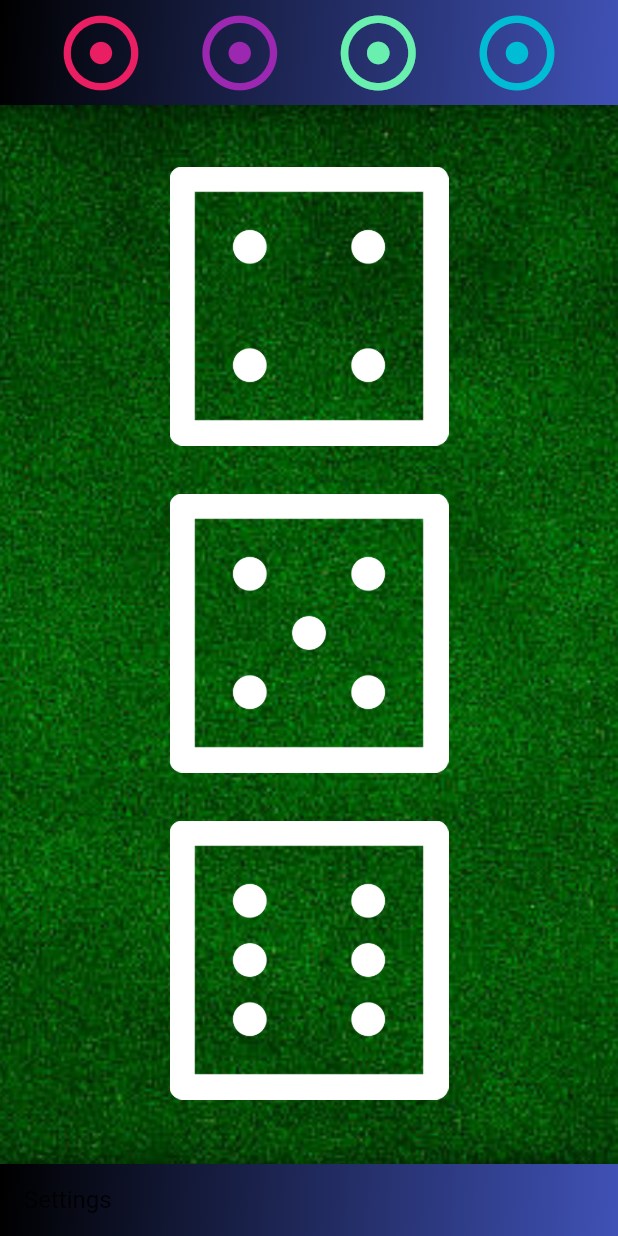
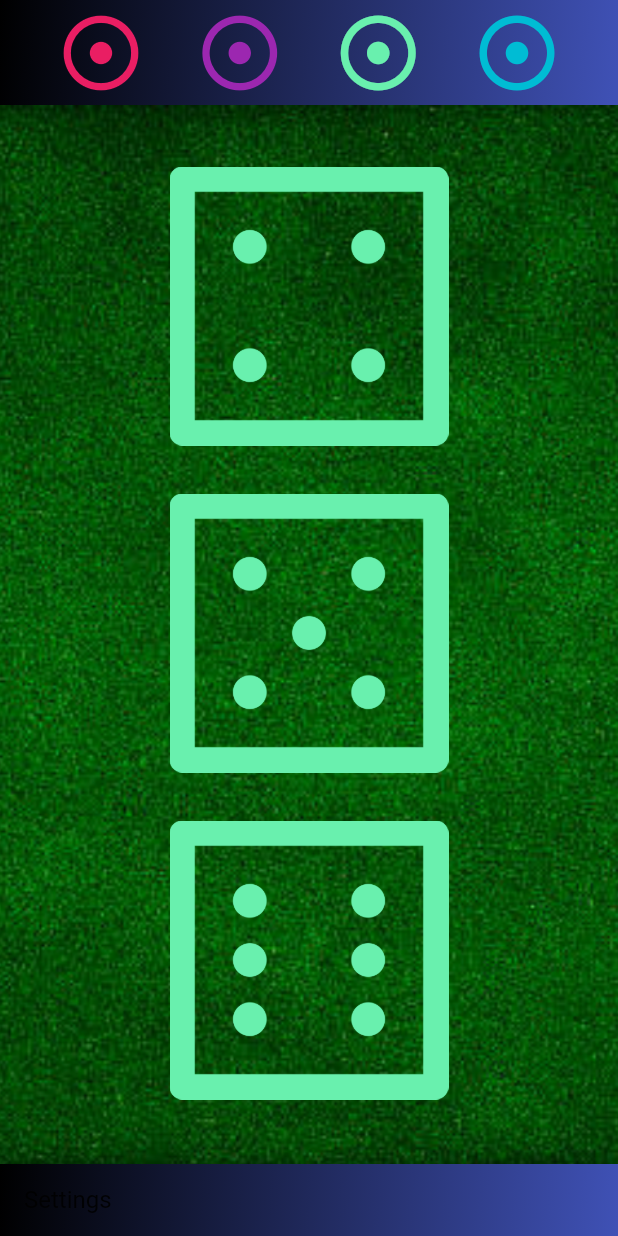
Before and after one commit to gregsantos/ceelo, a Flutter app: the screen it shows after launch, on a phone screen of 412 x 824 dp. Run offline on Flutter 3.47's test engine with Material 2 defaults, Android fonts, the phone set to English and light mode, and no system bars.

Commit message:
Add position color to dice

```diff
--- a/lib/build_dice.dart
+++ b/lib/build_dice.dart
@@ -1,23 +1,43 @@
 import 'package:flutter/material.dart';
 
-List<Widget> buildDice(_die1, _die2, _die3) {
+List<Widget> buildDice(_die1, _die2, _die3, _dicePosition) {
+  ColorSwatch<int> getPositionColor() {
+    if (_dicePosition == 0) {
+      return Colors.pink;
+    } else if (_dicePosition == 1) {
+      return Colors.purple;
+    } else if (_dicePosition == 2) {
+      return Colors.greenAccent;
+    }
+    return Colors.cyan;
+  }
+
   return [
     Expanded(
       child: Padding(
         padding: const EdgeInsets.all(16.0),
-        child: Image.asset('images/dice$_die1.png'),
+        child: Image.asset(
+          'images/dice$_die1.png',
+          color: getPositionColor(),
+        ),
       ),
     ),
     Expanded(
       child: Padding(
         padding: const EdgeInsets.all(16.0),
-        child: Image.asset('images/dice$_die2.png'),
+        child: Image.asset(
+          'images/dice$_die2.png',
+          color: getPositionColor(),
+        ),
       ),
     ),
     Expanded(
       child: Padding(
         padding: const EdgeInsets.all(16.0),
-        child: Image.asset('images/dice$_die3.png'),
+        child: Image.asset(
+          'images/dice$_die3.png',
+          color: getPositionColor(),
+        ),
       ),
     )
   ];
--- a/lib/main.dart
+++ b/lib/main.dart
@@ -1,6 +1,6 @@
 import 'package:flutter/material.dart';
 // import 'dice_page.dart';
-import 'panel_home.dart';
+import 'game_page.dart';
 import 'theme.dart';
 
 void main() => runApp(MyApp());
@@ -11,7 +11,7 @@ class MyApp extends StatelessWidget {
     return MaterialApp(
       title: 'Cee-lo',
       theme: panelTheme,
-      home: PanelHome(),
+      home: GamePage(),
     );
   }
 }
--- a/lib/panel_home.dart
+++ /dev/null
@@ -1,195 +0,0 @@
-// Copyright 2018 The Chromium Authors. All rights reserved.
-// Use of this source code is governed by a BSD-style license that can be
-// found in the LICENSE file.
-
-import 'package:flutter/material.dart';
-import 'package:scoped_model/scoped_model.dart';
-import 'backdrop.dart';
-import 'custom_appbar.dart';
-
-/// tracks what can be displayed in the front panel
-enum FrontPanels { tealPanel, limePanel }
-
-/// Tracks which front panel should be displayed
-class FrontPanelModel extends Model {
-  FrontPanelModel(this._activePanel);
-  FrontPanels _activePanel;
-
-  FrontPanels get activePanelType => _activePanel;
-
-  Widget panelTitle(BuildContext context) {
-    return Container(
-      decoration: new BoxDecoration(
-        gradient: new LinearGradient(
-            colors: [Colors.indigo, Colors.black],
-            begin: Alignment.centerRight,
-            end: new Alignment(-1.0, -1.0)),
-        boxShadow: <BoxShadow>[
-          BoxShadow(
-              color: Colors.black54,
-              blurRadius: 15.0,
-              offset: Offset(0.0, 0.75))
-        ],
-      ),
-      padding: EdgeInsetsDirectional.only(start: 16.0),
-      alignment: AlignmentDirectional.centerStart,
-      child: DefaultTextStyle(
-        style: Theme.of(context).textTheme.subhead,
-        child: Text('Settings'),
-      ),
-    );
-  }
-
-  Widget get activePanel =>
-      _activePanel == FrontPanels.tealPanel ? TealPanel() : LimePanel();
-
-  void activate(FrontPanels panel) {
-    _activePanel = panel;
-    notifyListeners();
-  }
-}
-
-class PanelHome extends StatelessWidget {
-  @override
-  Widget build(BuildContext context) => ScopedModel(
-      model: FrontPanelModel(FrontPanels.tealPanel),
-      child: Scaffold(
-        appBar: MyCustomAppBar(
-          height: 70,
-          defaultAppBar: false,
-        ),
-        body: Stack(
-          children: <Widget>[
-            Container(
-              decoration: BoxDecoration(
-                image: DecorationImage(
-                  image: AssetImage("images/background.png"),
-                  fit: BoxFit.cover,
-                ),
-              ),
-            ),
-            Panels()
-          ],
-        ),
-      ));
-}
-
-class Panels extends StatelessWidget {
-  final frontPanelVisible = ValueNotifier<bool>(false);
-
-  @override
-  Widget build(BuildContext context) {
-    return ScopedModelDescendant<FrontPanelModel>(
-      builder: (context, _, model) => Backdrop(
-        frontLayer: model.activePanel,
-        backLayer: BackPanel(
-          frontPanelOpen: frontPanelVisible,
-        ),
-        frontHeader: model.panelTitle(context),
-        panelVisible: frontPanelVisible,
-        frontPanelOpenHeight: 40.0,
-        frontHeaderHeight: 48.0,
-      ),
-    );
-  }
-}
-
-class TealPanel extends StatelessWidget {
-  @override
-  Widget build(BuildContext context) => Container(
-      decoration: BoxDecoration(
-        // Box decoration takes a gradient
-        gradient: LinearGradient(
-          // Where the linear gradient begins and ends
-          begin: Alignment.topRight,
-          end: Alignment.bottomLeft,
-          // Add one stop for each color. Stops should increase from 0 to 1
-          stops: [0.1, 0.5, 0.7, 0.9],
-          colors: [
-            // Colors are easy thanks to Flutter's Colors class.
-            Colors.indigo[800],
-            Colors.indigo[700],
-            Colors.indigo[600],
-            Colors.indigo[400],
-          ],
-        ),
-      ),
-      child: Center(child: Text('Gradient panel')));
-}
-
-class LimePanel extends StatelessWidget {
-  @override
-  Widget build(BuildContext context) =>
-      Container(color: Colors.lime, child: Center(child: Text('Lime panel5')));
-}
-
-/// This needs to be a stateful widget in order to display which front panel is open
-class BackPanel extends StatefulWidget {
-  BackPanel({@required this.frontPanelOpen});
-  final ValueNotifier<bool> frontPanelOpen;
-
-  @override
-  createState() => _BackPanelState();
-}
-
-class _BackPanelState extends State<BackPanel> {
-  bool panelOpen;
-  BuildContext scaffoldContext;
-  int _die1 = 4;
-  int _die2 = 5;
-  int _die3 = 6;
-
-  @override
-  initState() {
-    super.initState();
-    panelOpen = widget.frontPanelOpen.value;
-    widget.frontPanelOpen.addListener(_subscribeToValueNotifier);
-  }
-
-  void _subscribeToValueNotifier() =>
-      setState(() => panelOpen = widget.frontPanelOpen.value);
-
-  /// Required for resubscribing when hot reload occurs
-  @override
-  void didUpdateWidget(BackPanel oldWidget) {
-    super.didUpdateWidget(oldWidget);
-    oldWidget.frontPanelOpen.removeListener(_subscribeToValueNotifier);
-    widget.frontPanelOpen.addListener(_subscribeToValueNotifier);
-  }
-
-  @override
-  Widget build(BuildContext context) {
-    return LayoutBuilder(builder: (BuildContext context, constrain) {
-      scaffoldContext = context;
-      return GestureDetector(
-        onTap: () => print('Tapped'),
-        child: Container(
-          margin: const EdgeInsets.only(top: 25.0, bottom: 75.0),
-          child: Column(
-            crossAxisAlignment: CrossAxisAlignment.stretch,
-            children: [
-              Expanded(
-                child: Padding(
-                  padding: const EdgeInsets.all(16.0),
-                  child: Image.asset('images/dice4.png'),
-                ),
-              ),
-              Expanded(
-                child: Padding(
-                  padding: const EdgeInsets.all(16.0),
-                  child: Image.asset('images/dice5.png'),
-                ),
-              ),
-              Expanded(
-                child: Padding(
-                  padding: const EdgeInsets.all(16.0),
-                  child: Image.asset('images/dice6.png'),
-                ),
-              )
-            ],
-          ),
-        ),
-      );
-    });
-  }
-}
```
Also changed, not shown: lib/dice_page.dart (+6 -2 lines), lib/game_page.dart (added, +376 -0 lines).
